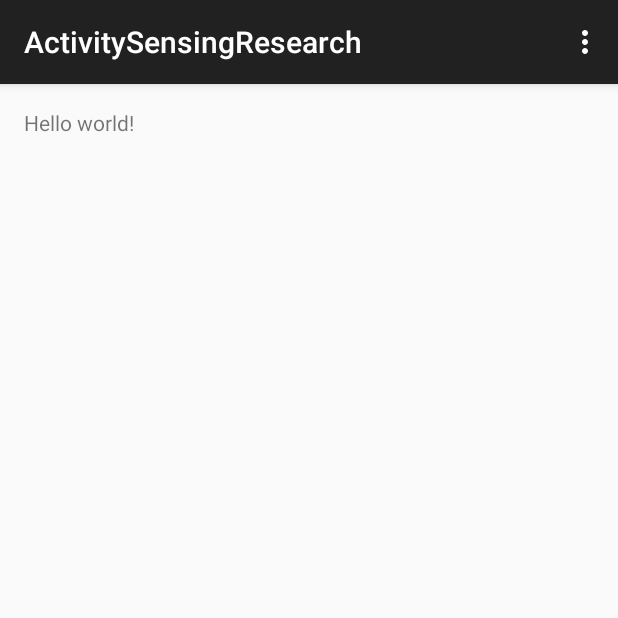
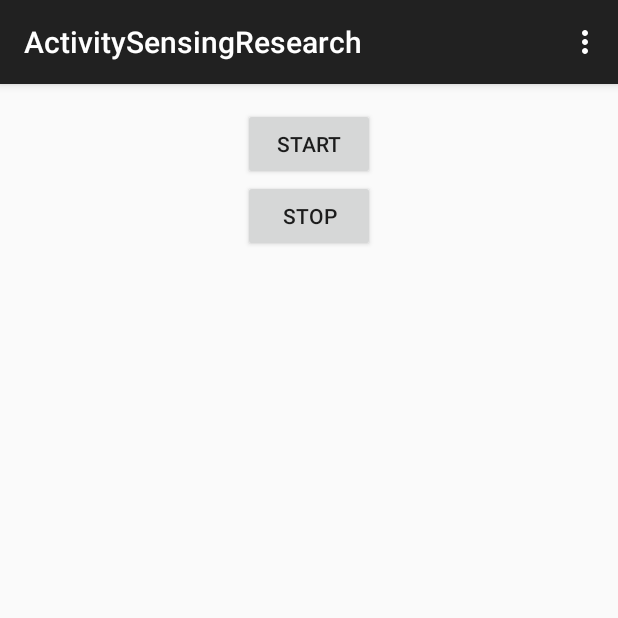
Before and after one commit to ryansmick/ActivitySensingResearch, an Android app: the screen it shows after launch (MainActivity), on a phone screen of 412 x 824 dp, the top half of it. Run offline under Robolectric (Android 15) with nearby library versions, the phone set to English and light mode, and no system bars.

Commit message:
Laying some foundations

```diff
--- a/app/src/main/java/research/activitysensingresearch/MainActivity.java
+++ b/app/src/main/java/research/activitysensingresearch/MainActivity.java
@@ -1,16 +1,72 @@
 package research.activitysensingresearch;
 
+import android.content.Context;
+import android.hardware.Sensor;
+import android.hardware.SensorEvent;
+import android.hardware.SensorEventListener;
+import android.hardware.SensorManager;
+import android.nfc.Tag;
 import android.support.v7.app.AppCompatActivity;
 import android.os.Bundle;
+import android.util.Log;
 import android.view.Menu;
 import android.view.MenuItem;
+import android.view.View;
+import android.widget.Button;
 
-public class MainActivity extends AppCompatActivity {
+public class MainActivity extends AppCompatActivity implements SensorEventListener {
+
+    private SensorManager mSensorManager;
+    private Sensor mAccelerometer;
+
+    private Button mStartButton;
+    private Button mStopButton;
+
+    private static final String TAG = "MainActivity";
 
     @Override
     protected void onCreate(Bundle savedInstanceState) {
         super.onCreate(savedInstanceState);
         setContentView(R.layout.activity_main);
+
+        mSensorManager = (SensorManager) getSystemService(Context.SENSOR_SERVICE);
+        mAccelerometer = mSensorManager.getDefaultSensor(Sensor.TYPE_ACCELEROMETER);
+
+        mStartButton = (Button) findViewById(R.id.start_button);
+        mStartButton.setOnClickListener(new View.OnClickListener() {
+            @Override
+            public void onClick(View v) {
+                mSensorManager.registerListener(MainActivity.this, mAccelerometer, SensorManager.SENSOR_DELAY_NORMAL);
+            }
+        });
+
+        mStopButton = (Button) findViewById(R.id.stop_button);
+        mStopButton.setOnClickListener(new View.OnClickListener() {
+            @Override
+            public void onClick(View v) {
+                mSensorManager.unregisterListener(MainActivity.this);
+            }
+        });
+    }
+
+    @Override
+    public void onAccuracyChanged(Sensor sensor, int accuracy) {
+
+    }
+
+    @Override
+    public void onSensorChanged(SensorEvent event) {
+
+        // Gravity constants in the x,y,z direction respectively
+        double gravity[] = {0, 9.81, 0};
+        double linear_acceleration[] = new double[3];
+
+        // Remove the gravity contribution with the high-pass filter.
+        linear_acceleration[0] = event.values[0] - gravity[0];
+        linear_acceleration[1] = event.values[1] - gravity[1];
+        linear_acceleration[2] = event.values[2] - gravity[2];
+
+        Log.d(TAG, linear_acceleration[0] + "," + linear_acceleration[1] + "," + linear_acceleration[2]);
     }
 
     @Override
--- a/app/src/main/res/layout/activity_main.xml
+++ b/app/src/main/res/layout/activity_main.xml
@@ -8,9 +8,26 @@
                 android:paddingBottom="@dimen/activity_vertical_margin"
                 tools:context=".MainActivity">
 
-    <TextView
-        android:text="@string/hello_world"
-        android:layout_width="wrap_content"
-        android:layout_height="wrap_content"/>
+    <LinearLayout
+        android:layout_width="match_parent"
+        android:layout_height="match_parent"
+        android:orientation="vertical"
+        >
+        <Button
+            android:id="@+id/start_button"
+            android:layout_width="wrap_content"
+            android:layout_height="wrap_content"
+            android:text="Start"
+            android:layout_gravity="center_horizontal"
+            />
+        <Button
+            android:id="@+id/stop_button"
+            android:layout_width="wrap_content"
+            android:layout_height="wrap_content"
+            android:text="Stop"
+            android:layout_gravity="center_horizontal"
+            />
+
+    </LinearLayout>
 
 </RelativeLayout>
```
Also changed, not shown: 1 other file.
